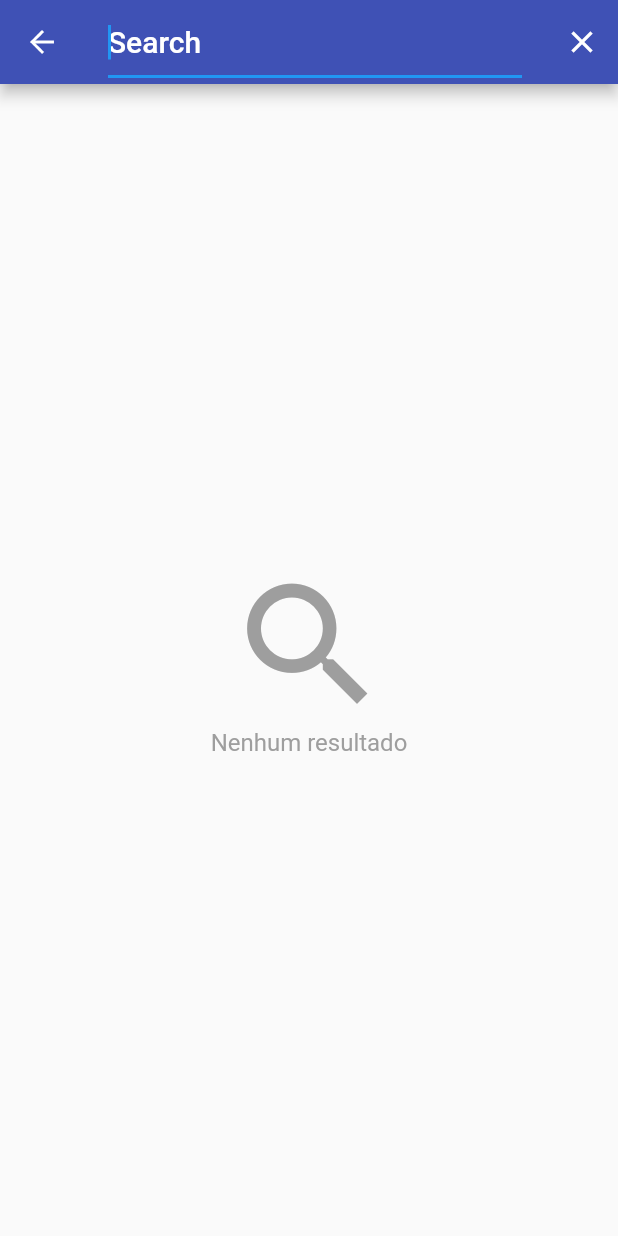
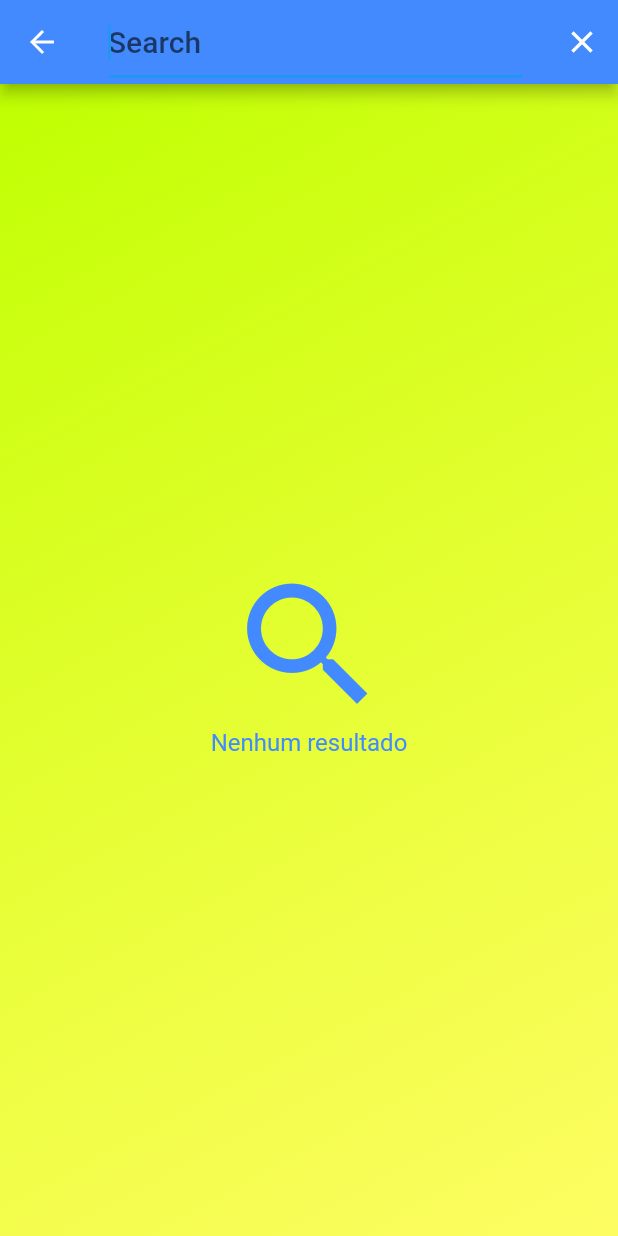
Before and after one commit to JonathanMSFerreira/kideoos, a Flutter app: the ResultSearch screen opened directly, after a tap on the "search" icon, on a phone screen of 412 x 824 dp. Run offline on Flutter 3.47's test engine with Material 2 defaults, Android fonts, the phone set to English and light mode, and no system bars; our stand-ins replace flutter_custom_clippers, rxdart, shared_preferences; missing offline and left inert: bloc_pattern, flutter_youtube, youtube_player; accounts and stored records are empty.

Commit message:
melhorias layout

```diff
--- a/lib/animation/sprite_button.dart
+++ b/lib/animation/sprite_button.dart
@@ -48,7 +48,7 @@ class SpriteButtonState extends State<SpriteButton>
 
          children: <Widget>[
 
-          backgroundKideoos.setBackKideoos(),
+           backgroundKideoos.setBackKideoos(255,190,255,1,155,255,255,1),
 
 
 
@@ -63,12 +63,12 @@ class SpriteButtonState extends State<SpriteButton>
              //   Text("Kideoos", style: TextStyle(fontSize: 50, fontWeight: FontWeight.bold, color: Colors.blue[700]),),
                 Image.asset(
                   "images/kideoos.png",
-                  height: 80.0,
+                  height: 110.0,
 
                 ),
 
 
-                  Text("Vídeo player para crianças",style: TextStyle(fontSize: 20, color: Colors.indigo, fontWeight: FontWeight.bold),),
+                  Text("Vídeo player para crianças",style: TextStyle(fontSize: 20, color: Colors.indigoAccent, fontWeight: FontWeight.bold),),
 
 
                 SizedBox(
--- a/lib/delegates/data_search.dart
+++ b/lib/delegates/data_search.dart
@@ -1,14 +1,11 @@
 import 'dart:convert';
 import 'package:flutter/material.dart';
 import 'package:http/http.dart' as http;
-import 'package:kideoos/screens/parents.dart';
+import 'package:kideoos/utils/background_kideoos.dart';
 
 
 
 class DataSearch extends SearchDelegate<String> {
-
-
-
 
   @override
   ThemeData appBarTheme(BuildContext context) {
@@ -17,16 +14,17 @@ class DataSearch extends SearchDelegate<String> {
     final ThemeData theme = Theme.of(context);
     assert(theme != null);
     return theme.copyWith(
-      primaryColor: Colors.indigo,
+      primaryColor: Colors.blueAccent,
       primaryIconTheme: theme.primaryIconTheme.copyWith(color: Colors.white),
       primaryColorBrightness: Brightness.light,
       primaryTextTheme: theme.textTheme,textTheme: theme.textTheme.copyWith(
-        title: theme.textTheme.title.copyWith(color: Colors.white,
-        )),
-      dialogBackgroundColor: Colors.white,
-      hintColor: Colors.white,
-
-     );
+        title: theme.textTheme.title.copyWith(
+          color: Colors.white,
+          // decorationColor: Colors.white,
+       )
+    ),
+    //  dialogBackgroundColor: Colors.yellow,
+    );
   }
 
   @override
@@ -52,8 +50,10 @@ class DataSearch extends SearchDelegate<String> {
       onPressed: (){
      //   close(context, null);
 
-        Navigator.of(context).pushReplacement(
-            MaterialPageRoute(builder: (context) => Parents()));
+
+
+        Navigator.of(context).popUntil((
+                (Route<dynamic> r) =>  r.isFirst));
 
 
 
@@ -72,23 +72,33 @@ class DataSearch extends SearchDelegate<String> {
   @override
   Widget buildSuggestions(BuildContext context) {
 
+    final backgroundKideoos  =  BackgroundKideoos();
 
     if(query.isEmpty)
-      return Center(
+      return
+
+        Stack(
+
+            children: <Widget>[
+
+            backgroundKideoos.setBackKideoos(255,190,255,1,155,255,255,1),
+
+
+        Center(
 
         child: Column(
 
           mainAxisAlignment: MainAxisAlignment.center,
           children: <Widget>[
 
-            Icon(Icons.search, size: 110.0, color: Colors.grey,),
-            Text("Nenhum resultado", style: TextStyle(color: Colors.grey, fontSize: 16.0),)
+            Icon(Icons.search, size: 110.0, color: Colors.blueAccent,),
+            Text("Nenhum resultado", style: TextStyle(color: Colors.blueAccent, fontSize: 16.0),)
 
 
           ],)
 
 
-      );
+      )]);
     else
       return FutureBuilder<List>(
         future: suggestions(query),
--- a/lib/screens/about.dart
+++ b/lib/screens/about.dart
@@ -18,7 +18,7 @@ class About extends StatelessWidget {
     return Scaffold(
       appBar: AppBar(
 
-        backgroundColor: Colors.indigo,
+        backgroundColor: Colors.blueAccent,
         elevation: 1.0,
         centerTitle: true,
         title:  Image.asset("images/kideoos.png", height: 200,),
@@ -27,7 +27,7 @@ class About extends StatelessWidget {
 
       body: Stack(
         children: <Widget>[
-          backgroundKideoos.setBackKideoos(),
+          backgroundKideoos.setBackKideoos(255,190,255,1,155,255,255,1),
 
           Card(
             margin: const EdgeInsets.only(top: 25.0, left: 5.0, right: 5.0, bottom: 100.0),
--- a/lib/screens/help.dart
+++ b/lib/screens/help.dart
@@ -11,7 +11,7 @@ class Help extends StatelessWidget {
     return Scaffold(
       appBar: AppBar(
 
-        backgroundColor: Colors.indigo,
+        backgroundColor: Colors.blueAccent,
         elevation: 1.0,
         centerTitle: true,
         title:  Image.asset("images/kideoos.png", height: 200,),
@@ -20,7 +20,7 @@ class Help extends StatelessWidget {
 
       body: Stack(
         children: <Widget>[
-          backgroundKideoos.setBackKideoos(),
+          backgroundKideoos.setBackKideoos(255,190,255,1,155,255,255,1),
 
 
           Card(
--- a/lib/screens/result_search.dart
+++ b/lib/screens/result_search.dart
@@ -48,12 +48,13 @@ class _ResultSearchState extends State<ResultSearch> {
         centerTitle: true,
         title:  Image.asset("images/kideoos.png", height: 200,),
 
-        backgroundColor: Colors.indigo,
+        backgroundColor: Colors.blueAccent,
         actions: <Widget>[
 
           IconButton(
             icon: Icon(Icons.search, color: Colors.white,),
             onPressed: () {
+
 
                 _searching = true;
 
@@ -106,7 +107,7 @@ class _ResultSearchState extends State<ResultSearch> {
                       height: 40,
                       width: 40,
                       alignment: Alignment.center,
-                      child: CircularProgressIndicator(valueColor: AlwaysStoppedAnimation<Color>(Colors.indigo),),
+                      child: CircularProgressIndicator(valueColor: AlwaysStoppedAnimation<Color>(Colors.blueAccent),),
                     );
                   } else {
 
--- a/lib/screens/selected_videos.dart
+++ b/lib/screens/selected_videos.dart
@@ -4,6 +4,7 @@ import 'package:flutter_youtube/flutter_youtube.dart';
 import 'package:kideoos/blocs/favorite_bloc.dart';
 import 'package:kideoos/models/video.dart';
 import 'package:kideoos/api.dart';
+import 'package:kideoos/utils/background_kideoos.dart';
 
 
 class SelectedVideos extends StatelessWidget {
@@ -14,7 +15,7 @@ class SelectedVideos extends StatelessWidget {
   Widget build(BuildContext context) {
 
     final bloc = BlocProvider.of<FavoriteBloc>(context);
-
+    final backgroundKideoos  =  BackgroundKideoos();
 
 
       return StreamBuilder<Map<String, Video>>(
@@ -25,7 +26,17 @@ class SelectedVideos extends StatelessWidget {
               if(bloc.isEmpty()){
 
 
-               return  Center(
+               return
+
+
+                 Stack(
+
+                     children: <Widget>[
+
+                     backgroundKideoos.setBackKideoos(255,190,255,1,155,255,255,1),
+
+
+                 Center(
 
 
                  child: Column(
@@ -33,15 +44,15 @@ class SelectedVideos extends StatelessWidget {
                    mainAxisAlignment: MainAxisAlignment.center,
                    children: <Widget>[
 
-                     Icon(Icons.sentiment_dissatisfied, color: Colors.indigo, size: 100,),
+                     Icon(Icons.sentiment_dissatisfied, color: Colors.blueAccent, size: 100,),
 
-                     Text("Nenhum vídeo adicionado!", style: TextStyle(color: Colors.indigo,fontSize: 20.0, fontWeight: FontWeight.bold),)
+                     Text("Nenhum vídeo adicionado!", style: TextStyle(color: Colors.blueAccent,fontSize: 20.0, fontWeight: FontWeight.bold),)
 
 
 
                    ],)
 
-               );
+                 )]) ;
 
 
               }else {
--- a/lib/utils/background_kideoos.dart
+++ b/lib/utils/background_kideoos.dart
@@ -4,13 +4,13 @@ import 'package:flutter/material.dart';
 class BackgroundKideoos  {
 
 
-  Widget setBackKideoos() {
+  Widget setBackKideoos(int ri, int gi, int bi, int ai, int rf, int gf, int bf, int af ) {
 
     return   Container(
       decoration: BoxDecoration(
           gradient: LinearGradient(colors: [
-            Color.fromARGB(255, 255, 255, 1),
-            Color.fromARGB(135, 245, 230, 1),
+            Color.fromARGB(ri, gi, bi, ai),
+            Color.fromARGB(rf, gf, bf, af),
           ], begin: Alignment.topLeft, end: Alignment.bottomRight)),
     );
   }
```
Also changed, not shown: lib/screens/parents.dart (+28 -21 lines), images/kideoos.png, pubspec.lock.
